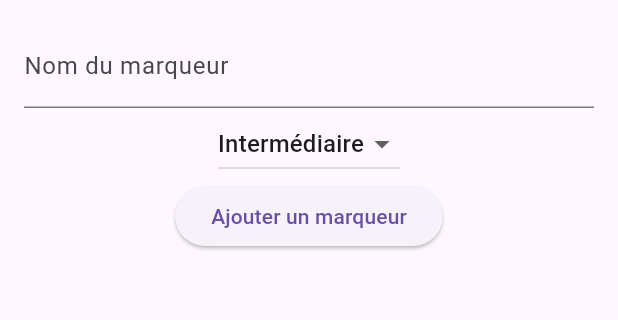
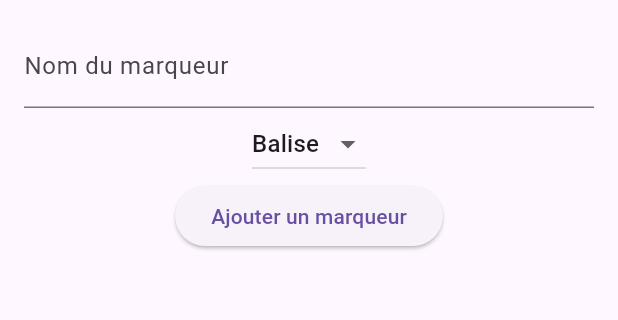
Before and after one commit to Mathbech/BeaupOrientation-mobile, a Flutter app: the AddMarkerPage screen opened by its route, on a phone screen of 412 x 824 dp, the part 84-404 px from its top. Run offline on Flutter 3.47's test engine with Material 3 defaults, Android fonts, the phone set to English and light mode, and no system bars; our stand-ins replace flutter_map, geolocator, latlong2, location, logger; network calls fail.

Commit message:
Feature: Update marker type from 'Intermédiaire' to 'Balise' for consistency in marker representation

```diff
--- a/lib/pages/teachers/addmarker.dart
+++ b/lib/pages/teachers/addmarker.dart
@@ -24,9 +24,9 @@ class _AddMarkerPageState extends State<AddMarkerPage> {
   final Logger _logger = Logger();
 
   final TextEditingController _nameController = TextEditingController();
-  String _selectedType = 'Intermédiaire';
+  String _selectedType = 'Balise';
 
-  final List<String> _markerTypes = ['Départ', 'Arrivée', 'Intermédiaire'];
+  final List<String> _markerTypes = ['Départ', 'Arrivée', 'Balise'];
 
   @override
   void dispose() {
@@ -103,7 +103,7 @@ class _AddMarkerPageState extends State<AddMarkerPage> {
 
       _nameController.clear();
       setState(() {
-        _selectedType = 'Intermédiaire'; // <-- Fix: use uppercase "I"
+        _selectedType = 'Balise'; // <-- Fix: use uppercase "I"
       });
 
       _fetchMarkers(); // Refresh the markers list
@@ -126,7 +126,7 @@ class _AddMarkerPageState extends State<AddMarkerPage> {
       case 2:
         return 'Arrivée';
       case 3:
-        return 'Intermédiaire';
+        return 'Balise';
       default:
         return 'Inconnu';
     }
--- a/lib/services/marker_service.dart
+++ b/lib/services/marker_service.dart
@@ -44,7 +44,7 @@ class MarkerService {
       case 'Départ':
         typeInt = 1;
         break;
-      case 'Intermédiaire':
+      case 'Balise':
         typeInt = 2;
         break;
       case 'Arrivée':
```
